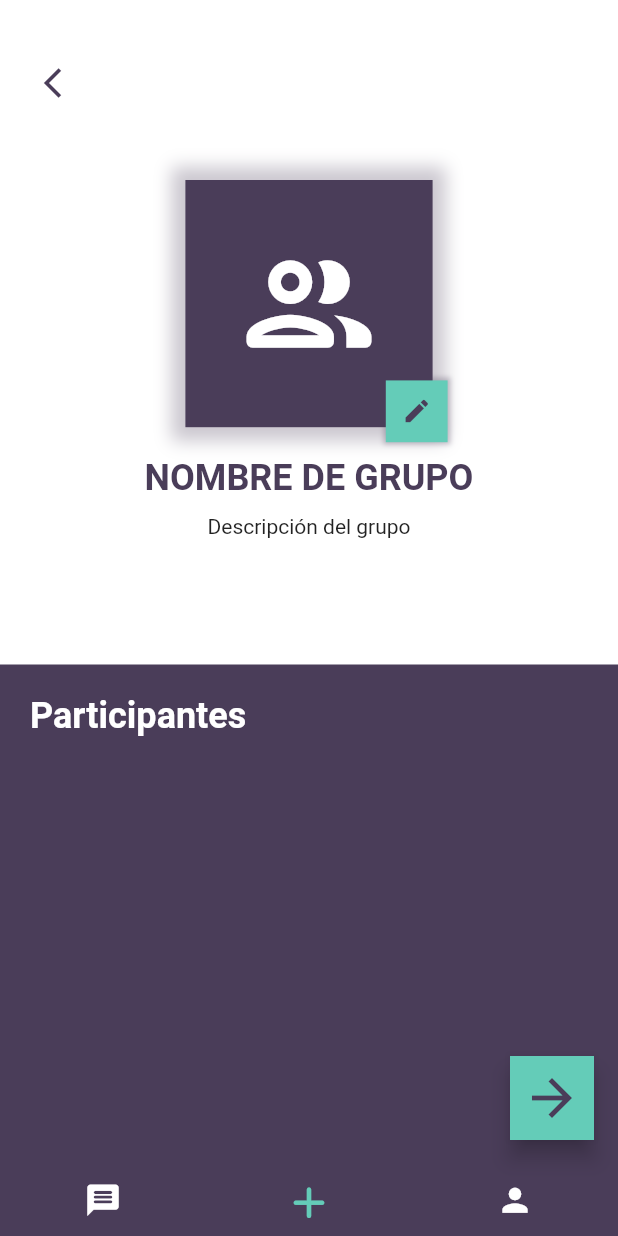
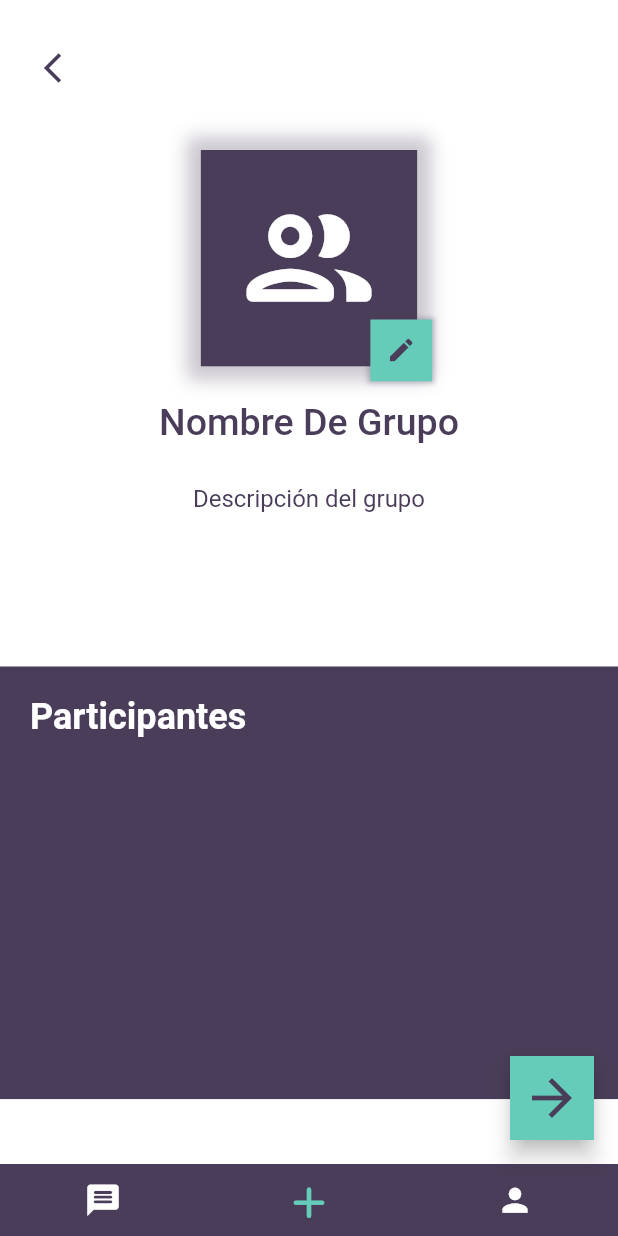
Before and after one commit to FlutterLabTeam/almanubis, a Flutter app: the SaveGroup screen opened by its route, on a phone screen of 412 x 824 dp. Run offline on Flutter 3.47's test engine with Material 2 defaults, Android fonts, the phone set to English and light mode, and no system bars; our stand-ins replace cloud_firestore, dartz, firebase_auth, firebase_core, firebase_storage, flutter_bloc and 2 more; accounts and stored records are empty.

```diff
--- a/lib/core/components/custom_floating_button/custom_floating_button.dart
+++ b/lib/core/components/custom_floating_button/custom_floating_button.dart
@@ -11,11 +11,13 @@ class CustomFloatingButtonModel {
   final double? size;
   final CustomFloatingButtonColor? color;
   final Function handledIcon;
+  final bool? loadingButton;
 
   CustomFloatingButtonModel({
     this.size = 40,
     required this.icon,
     required this.handledIcon,
+    this.loadingButton = false,
     this.color = CustomFloatingButtonColor.light,
   });
 }
@@ -31,11 +33,13 @@ class CustomFloatingButton extends StatelessWidget {
       onPressed: () => model.handledIcon(),
       backgroundColor: handledGenerateColor(model.color!),
       shape: const RoundedRectangleBorder(),
-      child: Icon(
-        model.icon,
-        size: model.size!,
-        color: handledGenerateIconColor(model.color!),
-      ),
+      child: model.loadingButton!
+          ? const CircularProgressIndicator()
+          : Icon(
+              model.icon,
+              size: model.size!,
+              color: handledGenerateIconColor(model.color!),
+            ),
     );
   }
 
--- /dev/null
+++ b/lib/core/components/input_edit_account/input_edit_account.dart
@@ -0,0 +1,90 @@
+import 'package:almanubis/core/util/company_colors.dart';
+import 'package:flutter/material.dart';
+
+enum InputEditAccountType {
+  title,
+  description,
+}
+
+class InputEditAccountColorModel {
+  final TextEditingController? controller;
+  final InputEditAccountType typeInput;
+  final String label;
+  final bool isObscure;
+  final Function(dynamic)? validator;
+  final Function? tapIcon;
+
+  InputEditAccountColorModel({
+    this.typeInput = InputEditAccountType.title,
+    this.isObscure = false,
+    this.label = "",
+    this.controller,
+    this.tapIcon,
+    this.validator,
+  });
+}
+
+class InputEditAccount extends StatelessWidget {
+  final InputEditAccountColorModel model;
+
+  const InputEditAccount({
+    Key? key,
+    required this.model,
+  }) : super(key: key);
+
+  @override
+  Widget build(BuildContext context) {
+    BorderSide borderSide = const BorderSide(width: 0, color: Colors.transparent);
+    return TextFormField(
+      autofocus: false,
+      controller: model.controller,
+      obscureText: model.isObscure,
+      style: _getStyleTextInput(model.typeInput),
+      textAlign: TextAlign.center,
+      cursorColor: CompanyColor.color().primary,
+      keyboardType: TextInputType.text,
+      validator: (e) => model.validator != null ? model.validator!(e) : null,
+      decoration: InputDecoration(
+        contentPadding: const EdgeInsets.symmetric(vertical: 1),
+        hintText: model.label,
+        hintStyle: _getStyleTextInput(model.typeInput),
+        border: OutlineInputBorder(
+          borderSide: borderSide,
+        ),
+        focusedErrorBorder: OutlineInputBorder(
+          borderSide: borderSide,
+        ),
+    /*    errorBorder: OutlineInputBorder(
+          borderSide: borderSide,
+        ),*/
+        disabledBorder: OutlineInputBorder(
+          borderSide: borderSide,
+        ),
+        focusedBorder: OutlineInputBorder(
+          borderSide: borderSide,
+        ),
+        enabledBorder: OutlineInputBorder(
+          borderSide: borderSide,
+        ),
+      ),
+    );
+  }
+
+
+  TextStyle _getStyleTextInput(InputEditAccountType type) {
+    switch (type) {
+      case InputEditAccountType.title:
+        return TextStyle(
+          color: CompanyColor.color().primary,
+          fontWeight: FontWeight.w500,
+          fontSize: 25,
+        );
+      case InputEditAccountType.description:
+        return TextStyle(
+          color: CompanyColor.color().primary,
+          fontWeight: FontWeight.w400,
+          fontSize: 16,
+        );
+    }
+  }
+}
--- a/lib/core/errors/exceptions.dart
+++ b/lib/core/errors/exceptions.dart
@@ -9,3 +9,5 @@ class LoginEmailException implements Exception {}
 class ValidateUserLoggedException implements Exception {}
 
 class GetAllUserByNewGroupException implements Exception {}
+
+class SaveNewGroupException implements Exception {}
--- /dev/null
+++ b/lib/core/model/group_model.dart
@@ -0,0 +1,42 @@
+import 'package:almanubis/core/model/user_model.dart';
+
+class GroupModel {
+  GroupModel({
+    required this.title,
+    required this.description,
+    required this.listUser,
+    required this.query,
+    required this.image,
+    required this.dateCreate,
+    this.dateUpdate,
+  });
+
+  String title;
+  String description;
+  List<UserModel> listUser;
+  List<String> query;
+  String image;
+  DateTime dateCreate;
+  DateTime? dateUpdate;
+
+  factory GroupModel.fromJson(Map<String, dynamic> json) => GroupModel(
+    title: json["title"],
+    description: json["description"],
+    listUser: List<UserModel>.from(json["listUser"].map((x) => UserModel.fromJson(x, ""))),
+    query: List<String>.from(json["query"].map((x) => x)),
+    image: json["image"],
+    dateCreate: json["dateCreate"].toDate(),
+    // ignore: prefer_null_aware_operators
+    dateUpdate: json["dateUpdate"] != null ? json["dateUpdate"].toDate() : null,
+  );
+
+  Map<String, dynamic> toJson() => {
+    "title": title,
+    "description": description,
+    "listUser": List<dynamic>.from(listUser.map((x) => x.toJson())),
+    "query": List<dynamic>.from(query.map((x) => x)),
+    "image": image,
+    "dateCreate": dateCreate,
+    "dateUpdate": dateUpdate,
+  };
+}
--- a/lib/core/util/snack_bar_message.dart
+++ b/lib/core/util/snack_bar_message.dart
@@ -1,4 +1,3 @@
-import 'package:flutter/cupertino.dart';
 import 'package:flutter/material.dart';
 
 snackBarMessage(BuildContext context, {required String message}){
--- /dev/null
+++ b/lib/features/save_group/data/data_sources/save_group_data_source.dart
@@ -0,0 +1,25 @@
+import 'package:firebase_auth/firebase_auth.dart';
+import 'package:cloud_firestore/cloud_firestore.dart';
+import 'package:almanubis/core/model/group_model.dart';
+import 'package:almanubis/core/errors/exceptions.dart';
+
+abstract class SaveGroupDataSource {
+  Future<bool> saveNewGroup(GroupModel groupModel);
+}
+
+class SaveGroupDataSourceImpl implements SaveGroupDataSource {
+  final FirebaseAuth firebaseAuth;
+  final FirebaseFirestore firestore;
+
+  SaveGroupDataSourceImpl({required this.firebaseAuth, required this.firestore});
+
+  @override
+  Future<bool> saveNewGroup(GroupModel groupModel) async {
+    try {
+      await firestore.collection("groups").add(groupModel.toJson());
+      return true;
+    } catch (e) {
+      throw SaveNewGroupException();
+    }
+  }
+}
--- /dev/null
+++ b/lib/features/save_group/data/repositories/save_group_repository_impl.dart
@@ -0,0 +1,22 @@
+import 'package:almanubis/features/save_group/domain/repositories/save_group_repository.dart';
+import 'package:dartz/dartz.dart';
+import '../../../../core/errors/failure.dart';
+import '../../../../core/errors/exceptions.dart';
+import 'package:almanubis/core/model/group_model.dart';
+import 'package:almanubis/features/save_group/data/data_sources/save_group_data_source.dart';
+
+class SaveGroupRepositoryImpl implements SaveGroupRepository {
+  final SaveGroupDataSource saveGroupDataSource;
+
+  SaveGroupRepositoryImpl({required this.saveGroupDataSource});
+
+  @override
+  Future<Either<Failure, bool>> saveNewGroup(GroupModel groupModel) async {
+    try {
+      final response = await saveGroupDataSource.saveNewGroup(groupModel);
+      return Right(response);
+    } on RegisterEmailException {
+      return Left(RegisterEmailFailure());
+    }
+  }
+}
--- /dev/null
+++ b/lib/features/save_group/domain/repositories/save_group_repository.dart
@@ -0,0 +1,7 @@
+import 'package:almanubis/core/model/group_model.dart';
+import '../../../../core/errors/failure.dart';
+import 'package:dartz/dartz.dart';
+
+abstract class SaveGroupRepository {
+  Future<Either<Failure, bool>> saveNewGroup(GroupModel groupModel);
+}
--- /dev/null
+++ b/lib/features/save_group/domain/use_cases/save_new_group.dart
@@ -0,0 +1,16 @@
+import 'package:dartz/dartz.dart';
+import '../../../../core/errors/failure.dart';
+import 'package:almanubis/core/model/group_model.dart';
+import 'package:almanubis/core/usecases/use_cases.dart';
+import 'package:almanubis/features/save_group/domain/repositories/save_group_repository.dart';
+
+class SaveNewGroup extends UseCase<bool, GroupModel> {
+  final SaveGroupRepository saveGroupRepository;
+
+  SaveNewGroup({required this.saveGroupRepository});
+
+  @override
+  Future<Either<Failure, bool>> call(params) {
+    return saveGroupRepository.saveNewGroup(params);
+  }
+}
--- /dev/null
+++ b/lib/features/save_group/presentation/bloc/save_group_bloc.dart
@@ -0,0 +1,37 @@
+import 'dart:async';
+import 'package:meta/meta.dart';
+import 'package:flutter_bloc/flutter_bloc.dart';
+import 'package:almanubis/core/model/user_model.dart';
+import 'package:almanubis/core/model/group_model.dart';
+import 'package:almanubis/features/save_group/domain/use_cases/save_new_group.dart';
+
+part 'save_group_event.dart';
+
+part 'save_group_state.dart';
+
+class SaveGroupBloc extends Bloc<SaveGroupEvent, SaveGroupState> {
+  final SaveNewGroup saveNewGroup;
+
+  SaveGroupBloc({
+    required this.saveNewGroup,
+  }) : super(SaveGroupInitial());
+
+  @override
+  Stream<SaveGroupState> mapEventToState(
+    SaveGroupEvent event,
+  ) async* {
+    if (event is ChangeStateEvent) {
+      yield ChangeStateLoading();
+      yield ChangeStateState(event.userModel);
+    }
+    if (event is SaveNewGroupEvent) {
+      yield SaveNewGroupLoadingState();
+      final result = await saveNewGroup(event.groupModel);
+       yield* result.fold((failure) async* {
+        yield SaveNewGroupErrorState();
+      }, (bool listUser) async* {
+        yield SaveNewGroupState();
+      });
+    }
+  }
+}
--- /dev/null
+++ b/lib/features/save_group/presentation/bloc/save_group_event.dart
@@ -0,0 +1,19 @@
+part of 'save_group_bloc.dart';
+
+@immutable
+abstract class SaveGroupEvent {}
+
+class ChangeStateEvent  implements SaveGroupEvent {
+  final UserModel userModel;
+
+  ChangeStateEvent({required this.userModel});
+}
+
+class GetAllUserEvent  implements SaveGroupEvent {}
+
+class SaveNewGroupEvent  implements SaveGroupEvent {
+
+  final GroupModel groupModel;
+
+  SaveNewGroupEvent({required this.groupModel});
+}
--- /dev/null
+++ b/lib/features/save_group/presentation/bloc/save_group_state.dart
@@ -0,0 +1,19 @@
+part of 'save_group_bloc.dart';
+
+abstract class SaveGroupState {}
+
+class SaveGroupInitial extends SaveGroupState {}
+
+class ChangeStateLoading extends SaveGroupState {}
+
+class ChangeStateState extends SaveGroupState {
+  final UserModel userModel;
+
+  ChangeStateState(this.userModel);
+}
+
+class SaveNewGroupState extends SaveGroupState {}
+
+class SaveNewGroupErrorState extends SaveGroupState {}
+
+class SaveNewGroupLoadingState extends SaveGroupState {}
--- a/lib/features/save_group/presentation/pages/save_group.dart
+++ b/lib/features/save_group/presentation/pages/save_group.dart
@@ -1,13 +1,19 @@
+import 'package:almanubis/core/model/group_model.dart';
+import 'package:almanubis/core/util/generate_query.dart';
+import 'package:almanubis/core/util/snack_bar_message.dart';
+import 'package:almanubis/features/save_group/presentation/bloc/save_group_bloc.dart';
+import 'package:flutter/material.dart';
+import 'package:almanubis/core/constant.dart';
+import 'package:flutter_bloc/flutter_bloc.dart';
+import 'package:almanubis/core/model/user_model.dart';
+import 'package:almanubis/core/util/company_fonts.dart';
+import 'package:almanubis/core/util/company_colors.dart';
+import 'package:almanubis/core/components/appbar/custom_appbar.dart';
+import 'package:almanubis/core/components/navigation/navigation_bar.dart';
+import 'package:almanubis/core/components/image_user_option/image_user_option.dart';
+import 'package:almanubis/core/components/input_edit_account/input_edit_account.dart';
+import 'package:almanubis/features/user_configuration/presentation/widgets/image_user.dart';
 import 'package:almanubis/core/components/custom_floating_button/custom_floating_button.dart';
-import 'package:almanubis/core/constant.dart';
-import 'package:almanubis/core/model/user_model.dart';
-import 'package:almanubis/features/user_configuration/presentation/widgets/image_user.dart';
-import 'package:almanubis/core/components/image_user_option/image_user_option.dart';
-import 'package:almanubis/core/components/navigation/navigation_bar.dart';
-import 'package:almanubis/core/components/appbar/custom_appbar.dart';
-import 'package:almanubis/core/util/company_colors.dart';
-import 'package:almanubis/core/util/company_fonts.dart';
-import 'package:flutter/material.dart';
 
 class SaveGroup extends StatefulWidget {
   final List<UserModel> listUser;
@@ -18,59 +24,104 @@ class SaveGroup extends StatefulWidget {
   }) : super(key: key);
 
   @override
-  State<SaveGroup> createState() => SaveGroupState();
+  State<SaveGroup> createState() => SaveGroupStateView();
 }
 
-class SaveGroupState extends State<SaveGroup> {
+class SaveGroupStateView extends State<SaveGroup> {
   static late Size size;
+  static late bool loadingButton = false;
+  static late GlobalKey<FormState> _formKey;
+  static late List<UserModel> listUserModel;
+  static late TextEditingController titleGroupController;
+  static late TextEditingController descriptionGroupController;
 
   @override
   void initState() {
     super.initState();
+    listUserModel = widget.listUser;
+    _formKey = GlobalKey<FormState>();
+    titleGroupController = TextEditingController();
+    descriptionGroupController = TextEditingController();
   }
 
   @override
   Widget build(BuildContext context) {
     size = MediaQuery.of(context).size;
-    return SafeArea(
-      child: Scaffold(
-        body: Column(
+    return BlocListener<SaveGroupBloc, SaveGroupState>(
+      listener: (context, state) {
+        if (state is SaveNewGroupErrorState) {
+          snackBarMessage(context, message: "Lo sentimos, ocurrió un error al realizar el guardado de nuevo grupo");
+        }
+        if (state is SaveNewGroupState) {
+          snackBarMessage(context, message: "La operación se realizó con éxito");
+          Navigator.pop(context);
+          Navigator.pop(context);
+        }
+      },
+      child: SafeArea(child: BlocBuilder<SaveGroupBloc, SaveGroupState>(
+        builder: (context, state) {
+          if (state is ChangeStateState) {
+            loadingButton = false;
+            listUserModel.map((element) {
+              if (element.uid == state.userModel.uid) {
+                element.state = !element.state!;
+              }
+            }).toList();
+            listUserModel.removeWhere((element) => element.state == false);
+          }
+          if (state is SaveNewGroupLoadingState) {
+            loadingButton = true;
+          }
+          return Scaffold(
+            body: SingleChildScrollView(
+              physics: const NeverScrollableScrollPhysics(),
+              child: Column(
                 mainAxisAlignment: MainAxisAlignment.start,
                 crossAxisAlignment: CrossAxisAlignment.center,
+                mainAxisSize: MainAxisSize.min,
                 children: [
                   CustomAppBar(
                     model: CustomAppBarModel(
-                body: Text(
-                  "",
-                  style: CompanyFontStyle.style().titleStyleDark,
-                ),
+                      height: 90,
+                      body: const Text(""),
                       handledGoBack: () => Navigator.of(context).pop(),
                     ),
                   ),
-            Flexible(
-              flex: 1,
-              child: Container(
+                  Container(
+                    height: size.height * 0.43,
                     alignment: Alignment.center,
+                    child: Form(
+                      key: _formKey,
                       child: Column(
                         children: [
                           const ImageUser(),
                           Container(
-                        margin: const EdgeInsets.symmetric(vertical: 10),
-                        child: Text(
-                          "NOMBRE DE GRUPO",
-                          style: CompanyFontStyle.style().titleStyleDark,
+                            margin: const EdgeInsets.symmetric(
+                                horizontal: 30, vertical: 3),
+                            child: InputEditAccount(
+                              model: InputEditAccountColorModel(
+                                label: "Nombre De Grupo",
+                                validator: validationEmpty,
+                                controller: titleGroupController,
                               ),
                             ),
-                      Text(
-                        "Descripción del grupo",
-                        style: CompanyFontStyle.style().textStyle,
+                          ),
+                          Container(
+                            margin: const EdgeInsets.symmetric(horizontal: 30),
+                            child: InputEditAccount(
+                              model: InputEditAccountColorModel(
+                                  validator: validationEmpty,
+                                  label: "Descripción del grupo",
+                                  controller: descriptionGroupController,
+                                  typeInput: InputEditAccountType.description),
+                            ),
                           ),
                         ],
-                  )),
                       ),
-            Flexible(
-              flex: 1,
-              child: Container(
+                    ),
+                  ),
+                  Container(
+                    height: size.height * 0.35,
                     alignment: Alignment.topLeft,
                     color: CompanyColor.color().primary,
                     child: SingleChildScrollView(
@@ -93,21 +144,22 @@ class SaveGroupState extends State<SaveGroup> {
                             mainAxisSpacing: 10,
                             crossAxisCount: 4,
                             children: List.generate(
-                          widget.listUser.length,
+                              listUserModel.length,
                               (index) => ImageUserOption(
                                   model: ImageUserOptionModel(
-                            handledIcon: () {},
+                                      handledIcon: () => handledSelectedUser(
+                                          listUserModel[index]),
                                       icon: Icons.people,
-                            image: widget.listUser[index].image??noImage
-                          )),
+                                      image: listUserModel[index].image ??
+                                          noImage)),
                             ),
                           ),
                         ],
                       ),
                     ),
                   ),
+                ],
               ),
-          ],
             ),
             bottomNavigationBar: CustomNavigationBar(
               onTapPlus: () {},
@@ -119,10 +171,41 @@ class SaveGroupState extends State<SaveGroup> {
             floatingActionButton: CustomFloatingButton(
               model: CustomFloatingButtonModel(
                 icon: Icons.arrow_forward,
-            handledIcon: () {},
-          ),
+                loadingButton: loadingButton,
+                handledIcon: () => saveNewGroup(),
               ),
             ),
           );
+        },
+      )),
+    );
+  }
+
+  dynamic validationEmpty(value) {
+    if (value.isEmpty) {
+      return 'Este campo no puede ser vacío';
+    } else {
+      return null;
     }
   }
+
+  handledSelectedUser(UserModel userModel) =>
+      BlocProvider.of<SaveGroupBloc>(context)
+          .add(ChangeStateEvent(userModel: userModel));
+
+  saveNewGroup() {
+    if (_formKey.currentState!.validate()) {
+      GroupModel groupModel = GroupModel(
+        title: titleGroupController.text,
+        description: descriptionGroupController.text,
+        listUser: listUserModel,
+        query: generateQuery(titleGroupController.text),
+        image: "",
+        dateCreate: DateTime.now(),
+      );
+
+      BlocProvider.of<SaveGroupBloc>(context)
+          .add(SaveNewGroupEvent(groupModel: groupModel));
+    }
+  }
+}
--- a/lib/features/user_configuration/presentation/widgets/image_user.dart
+++ b/lib/features/user_configuration/presentation/widgets/image_user.dart
@@ -15,8 +15,8 @@ class ImageUser extends StatelessWidget {
       children: [
         Container(
           margin: const EdgeInsets.all(10),
-          height: size.width * 0.4,
-          width: size.width * 0.4,
+          height: size.width * 0.35,
+          width: size.width * 0.35,
           decoration: BoxDecoration(
             boxShadow: [
               BoxShadow(
--- a/lib/injection_container.dart
+++ b/lib/injection_container.dart
@@ -4,6 +4,11 @@ import 'package:almanubis/features/new_group/data/repositories/new_group_reposit
 import 'package:almanubis/features/new_group/domain/repositories/new_group_repository.dart';
 import 'package:almanubis/features/new_group/domain/use_cases/get_all_user.dart';
 import 'package:almanubis/features/new_group/presentation/bloc/new_group_bloc.dart';
+import 'package:almanubis/features/save_group/data/data_sources/save_group_data_source.dart';
+import 'package:almanubis/features/save_group/data/repositories/save_group_repository_impl.dart';
+import 'package:almanubis/features/save_group/domain/repositories/save_group_repository.dart';
+import 'package:almanubis/features/save_group/domain/use_cases/save_new_group.dart';
+import 'package:almanubis/features/save_group/presentation/bloc/save_group_bloc.dart';
 import 'package:get_it/get_it.dart';
 import 'package:firebase_auth/firebase_auth.dart';
 import 'package:cloud_firestore/cloud_firestore.dart';
@@ -40,12 +45,16 @@ init() async {
   sl.registerFactory(() => NewGroupBloc(
     getAllUser: sl(),
   ));
+  sl.registerFactory(() => SaveGroupBloc(
+    saveNewGroup: sl()
+  ));
 
 // Use cases
   sl.registerLazySingleton(() => LoginEmail(authRepository: sl()));
   sl.registerLazySingleton(() => GetUserData(authRepository: sl()));
   sl.registerLazySingleton(() => GetAllUser(newGroupRepository: sl()));
   sl.registerLazySingleton(() => SaveUserLogged(authRepository: sl()));
+  sl.registerLazySingleton(() => SaveNewGroup(saveGroupRepository: sl()));
   sl.registerLazySingleton(() => RegisterEmail(newUserRepository: sl()));
   sl.registerLazySingleton(() => RegisterUserDb(newUserRepository: sl()));
   sl.registerLazySingleton(() => ValidateUserLogged(authRepository: sl()));
@@ -54,10 +63,12 @@ init() async {
   sl.registerLazySingleton<AuthRepository>(() => AuthRepositoryImpl(authDataSource: sl()));
   sl.registerLazySingleton<NewUserRepository>(() => NewUserRepositoryImpl(newUserDataSource: sl()));
   sl.registerLazySingleton<NewGroupRepository>(() => NewGroupRepositoryImpl(newGroupDataSource: sl()));
+  sl.registerLazySingleton<SaveGroupRepository>(() => SaveGroupRepositoryImpl(saveGroupDataSource: sl()));
 
   //DataSource
   sl.registerLazySingleton<NewUserDataSource>(() => NewUserDataSourceImpl(firestore: sl(),firebaseAuth: sl()));
   sl.registerLazySingleton<NewGroupDataSource>(() => NewGroupDataSourceImpl(firestore: sl(),firebaseAuth: sl()));
+  sl.registerLazySingleton<SaveGroupDataSource>(() => SaveGroupDataSourceImpl(firestore: sl(),firebaseAuth: sl()));
   sl.registerLazySingleton<AuthDataSource>(() => AuthDataSourceImpl(firestore: sl(),firebaseAuth: sl(), sharedPreferences: sl()));
 
 //Firebase
--- a/lib/main.dart
+++ b/lib/main.dart
@@ -1,6 +1,7 @@
 import 'package:firebase_core/firebase_core.dart';
 
 import 'features/new_group/presentation/bloc/new_group_bloc.dart';
+import 'features/save_group/presentation/bloc/save_group_bloc.dart';
 import 'injection_container.dart';
 import 'package:almanubis/routes.dart';
 import 'package:flutter/material.dart';
@@ -28,6 +29,7 @@ class MyApp extends StatelessWidget {
           BlocProvider(create: (context) => sl<AuthBloc>()),
           BlocProvider(create: (context) => sl<NewUserBloc>()),
           BlocProvider(create: (context) => sl<NewGroupBloc>()),
+          BlocProvider(create: (context) => sl<SaveGroupBloc>()),
         ],
         child: MaterialApp(
           debugShowCheckedModeBanner: false,
```
Also changed, not shown: lib/features/auth/presentation/pages/auth.dart (+5 -3 lines). Lines whose indentation alone changed are shown as unchanged.
